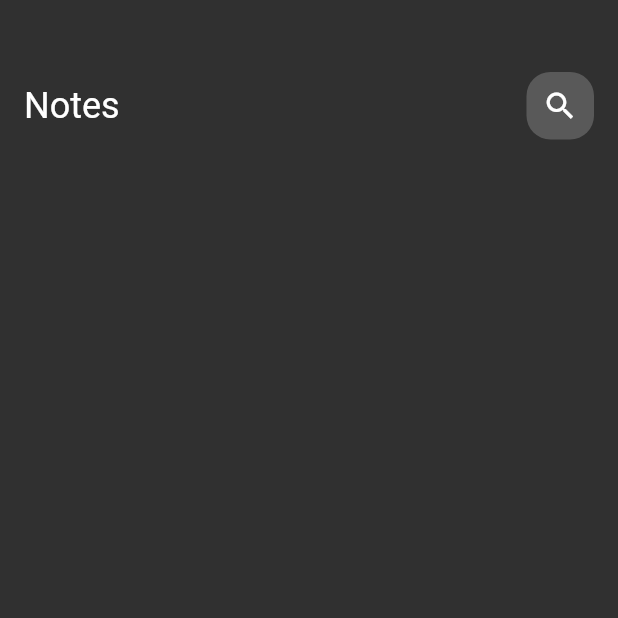
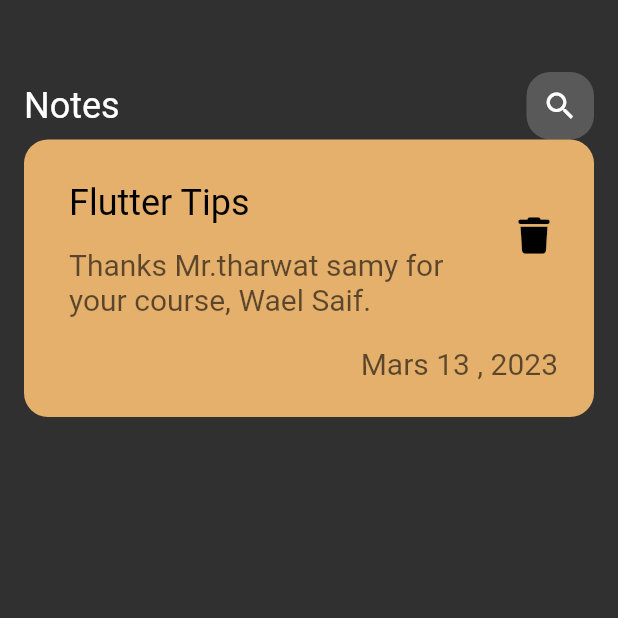
Before and after one commit to wael-saif23/note-app, a Flutter app: the screen it shows after launch, on a phone screen of 412 x 824 dp, the top half of it. Run offline on Flutter 3.47's test engine with Material 2 defaults, Android fonts, the phone set to English and light mode, and no system bars; our stand-ins replace font_awesome_flutter.

Commit message:
add niteItem widget to noteview body

```diff
--- /dev/null
+++ b/lib/widgets/note_item.dart
@@ -0,0 +1,59 @@
+import 'package:flutter/material.dart';
+
+import 'package:font_awesome_flutter/font_awesome_flutter.dart';
+
+class noteItem extends StatelessWidget {
+  const noteItem({super.key});
+
+  @override
+  Widget build(BuildContext context) {
+    return Container(
+      decoration: BoxDecoration(
+          color: Color.fromARGB(255, 228, 176, 108),
+          borderRadius: BorderRadius.circular(16)),
+      child: Padding(
+        padding: const EdgeInsets.only(top: 24, bottom: 24, left: 14),
+        child: Column(
+          crossAxisAlignment: CrossAxisAlignment.end,
+          children: [
+            ListTile(
+              title: Text(
+                "Flutter Tips",
+                style: TextStyle(
+                  fontSize: 24,
+                  color: Colors.black,
+                ),
+              ),
+              subtitle: Padding(
+                padding: const EdgeInsets.symmetric(vertical: 16),
+                child: Text(
+                  "Thanks Mr.tharwat samy for your course, Wael Saif.",
+                  style: TextStyle(
+                    fontSize: 20,
+                    color: Colors.black.withOpacity(.6),
+                  ),
+                ),
+              ),
+              trailing: IconButton(
+                onPressed: () {},
+                icon: Icon(FontAwesomeIcons.trash),
+                color: Colors.black,
+                iconSize: 24,
+              ),
+            ),
+            Padding(
+              padding: const EdgeInsets.only(right: 24),
+              child: Text(
+                "Mars 13 , 2023",
+                style: TextStyle(
+                  color: Colors.black.withOpacity(0.6),
+                  fontSize: 20,
+                ),
+              ),
+            ),
+          ],
+        ),
+      ),
+    );
+  }
+}
--- a/lib/widgets/notes_view_body.dart
+++ b/lib/widgets/notes_view_body.dart
@@ -1,5 +1,6 @@
 import 'package:flutter/material.dart';
 import 'package:noteapp/widgets/custom_app_bar.dart';
+import 'package:noteapp/widgets/note_item.dart';
 
 class notesViewBody extends StatelessWidget {
   const notesViewBody({super.key});
@@ -13,7 +14,7 @@ class notesViewBody extends StatelessWidget {
          SizedBox(height: 32
          ,),
           customAppBar(),
-
+    noteItem(),
         ],
       ),
     );
```
Also changed, not shown: pubspec.yaml (+4 -12 lines), lib/main.dart (line endings or trailing spaces), pubspec.lock.
